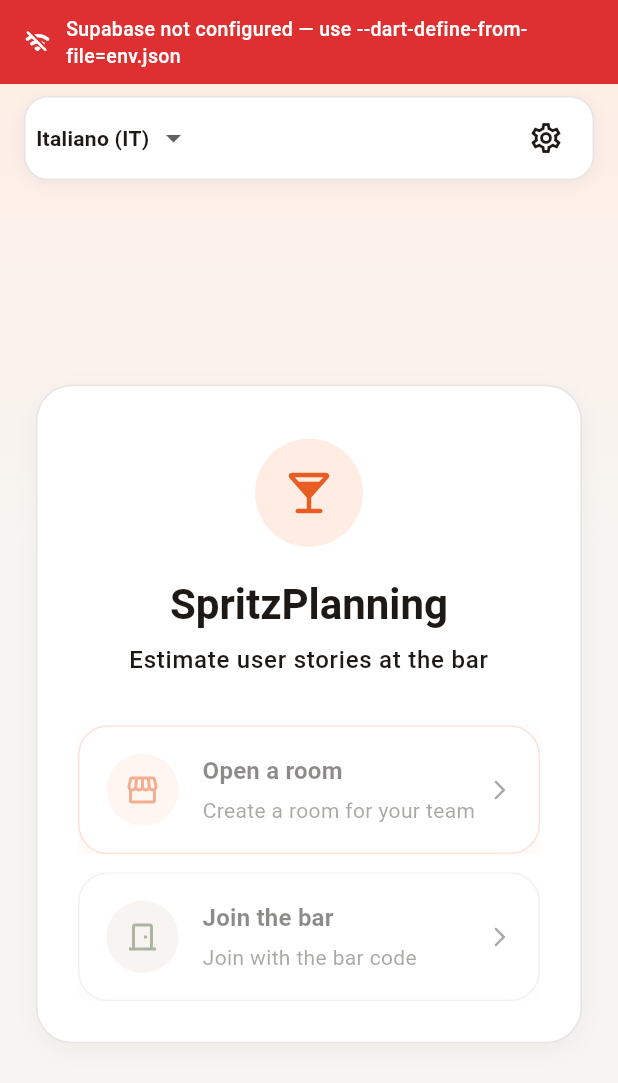
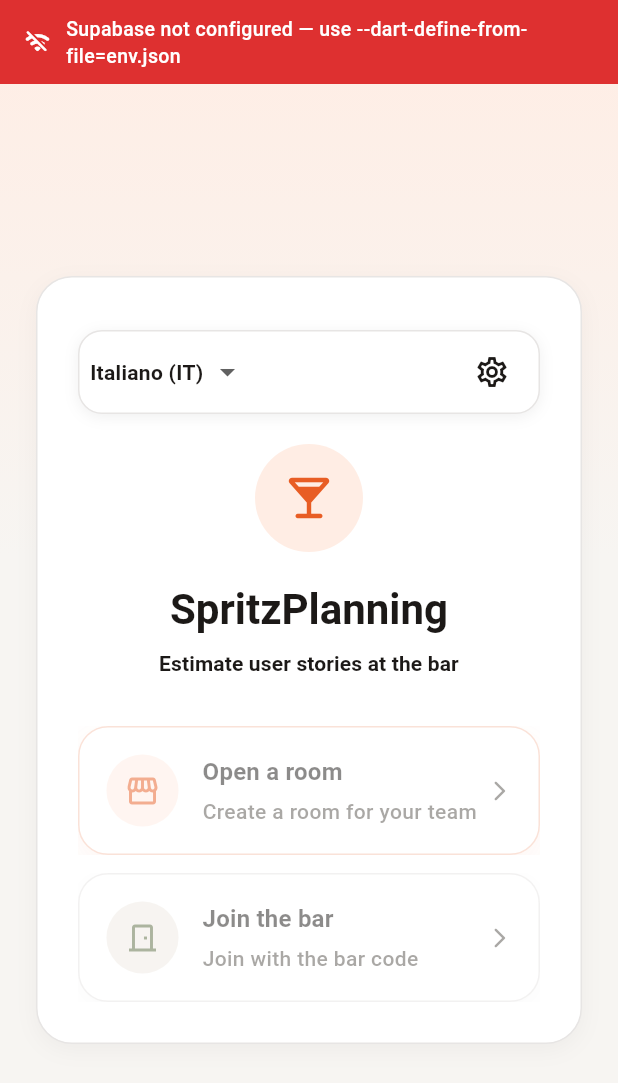
Before and after one commit to edar-dev/SpritzPlanning, a Flutter app: the screen it shows after launch, on a phone screen of 412 x 824 dp. Shown: the top 1083 px of the screen. Run offline on Flutter 3.47's test engine with Material 3 defaults, Android fonts, the phone set to English and light mode, and no system bars; our stand-ins replace app_links, flutter_riverpod, go_router, qr_flutter, sentry_flutter, share_plus and 2 more; missing offline and left inert: dart:html, dart:js_util, postgrest; accounts and stored records are empty.

Commit message:
fix: readable contrast on white cards when using dark theme (#9)
Co-authored-by: Cursor <cursoragent@cursor.com>

```diff
--- a/lib/core/theme/app_theme.dart
+++ b/lib/core/theme/app_theme.dart
@@ -155,10 +155,15 @@ abstract final class AppTheme {
           borderSide: const BorderSide(color: primary, width: 1.5),
         ),
         labelStyle: const TextStyle(
+          color: onSurface,
+          fontWeight: FontWeight.w600,
+        ),
+        floatingLabelStyle: const TextStyle(
           color: onSurfaceVariant,
-          fontWeight: FontWeight.w500,
+          fontWeight: FontWeight.w600,
         ),
         hintStyle: const TextStyle(color: Color(AppColors.textMuted)),
+        prefixIconColor: onSurfaceVariant,
       ),
       chipTheme: ChipThemeData(
         shape: RoundedRectangleBorder(
--- /dev/null
+++ b/lib/core/theme/light_surface_scope.dart
@@ -0,0 +1,47 @@
+import 'package:flutter/material.dart';
+
+import 'app_colors.dart';
+import 'app_theme.dart';
+
+/// Forza tema chiaro per card/form su superfici bianche.
+///
+/// Con [ThemeMode.dark] o sistema scuro, i widget figli ereditano altrimenti
+/// testi chiari e campi scuri su card bianche (contrasto illeggibile).
+class LightSurfaceScope extends StatelessWidget {
+  const LightSurfaceScope({super.key, required this.child});
+
+  final Widget child;
+
+  static ThemeData get theme {
+    final base = AppTheme.light;
+    const onSurface = Color(AppColors.textPrimary);
+    const onSurfaceVariant = Color(AppColors.textSecondary);
+
+    return base.copyWith(
+      textButtonTheme: TextButtonThemeData(
+        style: TextButton.styleFrom(
+          foregroundColor: const Color(AppColors.spritzOrangeDark),
+          textStyle: const TextStyle(fontWeight: FontWeight.w600),
+        ),
+      ),
+      inputDecorationTheme: base.inputDecorationTheme.copyWith(
+        fillColor: const Color(AppColors.surfaceMuted),
+        labelStyle: const TextStyle(
+          color: onSurface,
+          fontWeight: FontWeight.w600,
+        ),
+        floatingLabelStyle: const TextStyle(
+          color: onSurfaceVariant,
+          fontWeight: FontWeight.w600,
+        ),
+        hintStyle: const TextStyle(color: Color(AppColors.textMuted)),
+        prefixIconColor: onSurfaceVariant,
+      ),
+    );
+  }
+
+  @override
+  Widget build(BuildContext context) {
+    return Theme(data: theme, child: child);
+  }
+}
--- a/lib/features/home/home_screen.dart
+++ b/lib/features/home/home_screen.dart
@@ -21,6 +21,7 @@ import '../../shared/widgets/pwa_install_banner.dart';
 import '../../shared/widgets/spritz_action_tile.dart';
 import 'home_settings_sheet.dart';
 import '../../core/theme/app_focus.dart';
+import '../../core/theme/light_surface_scope.dart';
 
 class HomeScreen extends ConsumerStatefulWidget {
   const HomeScreen({super.key});
@@ -241,10 +242,6 @@ class _HomeScreenState extends ConsumerState<HomeScreen> {
               if (!configured)
                 ConnectionBanner(message: l10n.supabaseNotConfigured),
               const PwaInstallBanner(),
-              Padding(
-                padding: const EdgeInsets.symmetric(horizontal: 16, vertical: 8),
-                child: _HomePreferencesBar(),
-              ),
               Expanded(
                 child: Center(
                   child: SingleChildScrollView(
@@ -260,8 +257,11 @@ class _HomeScreenState extends ConsumerState<HomeScreen> {
                         ),
                         child: Padding(
                           padding: const EdgeInsets.fromLTRB(28, 36, 28, 28),
+                          child: LightSurfaceScope(
                             child: Column(
                               children: [
+                                const _HomePreferencesBar(),
+                                const SizedBox(height: 20),
                                 _buildLogo(context),
                                 const SizedBox(height: 20),
                                 Text(
@@ -271,7 +271,6 @@ class _HomeScreenState extends ConsumerState<HomeScreen> {
                                       .headlineMedium
                                       ?.copyWith(
                                         fontWeight: FontWeight.w700,
-                                      color: const Color(AppColors.textPrimary),
                                       ),
                                 ),
                                 const SizedBox(height: 8),
@@ -280,11 +279,9 @@ class _HomeScreenState extends ConsumerState<HomeScreen> {
                                   textAlign: TextAlign.center,
                                   style: Theme.of(context)
                                       .textTheme
-                                    .bodyLarge
+                                      .titleSmall
                                       ?.copyWith(
-                                      fontWeight: FontWeight.w500,
-                                      color:
-                                          const Color(AppColors.textPrimary),
+                                        fontWeight: FontWeight.w600,
                                       ),
                                 ),
                                 const SizedBox(height: 32),
@@ -293,6 +290,7 @@ class _HomeScreenState extends ConsumerState<HomeScreen> {
                                 else
                                   _buildForm(context, l10n),
                               ],
+                            ),
                           ),
                         ),
                       ),
@@ -504,6 +502,8 @@ class _HomeScreenState extends ConsumerState<HomeScreen> {
 }
 
 class _HomePreferencesBar extends ConsumerWidget {
+  const _HomePreferencesBar();
+
   @override
   Widget build(BuildContext context, WidgetRef ref) {
     final l10n = context.l10n;
--- a/lib/features/voting/voting_panel.dart
+++ b/lib/features/voting/voting_panel.dart
@@ -14,6 +14,7 @@ import '../../core/theme/app_colors.dart';
 import '../../core/theme/app_decorations.dart';
 import '../../shared/widgets/error_snackbar.dart';
 import '../../shared/widgets/section_header.dart';
+import '../../core/theme/light_surface_scope.dart';
 import '../../data/models/models.dart';
 import '../../data/providers/providers.dart';
 import '../../shared/widgets/participant_avatar.dart';
@@ -266,6 +267,7 @@ class _VotingPanelState extends ConsumerState<VotingPanel>
         children: [
           DecoratedBox(
             decoration: AppDecorations.surfaceCard(highlight: true),
+            child: LightSurfaceScope(
               child: Padding(
                 padding: const EdgeInsets.all(20),
                 child: Column(
@@ -274,7 +276,7 @@ class _VotingPanelState extends ConsumerState<VotingPanel>
                     Text(
                       l10n.currentStoryLabel,
                       style: Theme.of(context).textTheme.labelLarge?.copyWith(
-                          color: const Color(AppColors.textSecondary),
+                            fontWeight: FontWeight.w600,
                           ),
                     ),
                     const SizedBox(height: 6),
@@ -282,7 +284,6 @@ class _VotingPanelState extends ConsumerState<VotingPanel>
                       story.title,
                       style: Theme.of(context).textTheme.titleLarge?.copyWith(
                             fontWeight: FontWeight.w700,
-                          color: const Color(AppColors.textPrimary),
                           ),
                     ),
                     if (story.description.isNotEmpty) ...[
@@ -293,6 +294,7 @@ class _VotingPanelState extends ConsumerState<VotingPanel>
                       ),
                     ],
                   ],
+                ),
               ),
             ),
           ),
--- a/lib/shared/widgets/section_header.dart
+++ b/lib/shared/widgets/section_header.dart
@@ -1,6 +1,4 @@
 import 'package:flutter/material.dart';
-
-import '../../core/theme/app_colors.dart';
 
 class SectionHeader extends StatelessWidget {
   const SectionHeader({
@@ -21,7 +19,7 @@ class SectionHeader extends StatelessWidget {
           title,
           style: Theme.of(context).textTheme.titleLarge?.copyWith(
                 fontWeight: FontWeight.w700,
-                color: const Color(AppColors.textPrimary),
+                color: Theme.of(context).colorScheme.onSurface,
                 letterSpacing: -0.3,
               ),
         ),
--- a/lib/shared/widgets/spritz_action_tile.dart
+++ b/lib/shared/widgets/spritz_action_tile.dart
@@ -95,7 +95,9 @@ class _SpritzActionTileState extends State<SpritzActionTile> {
                             const SizedBox(height: 4),
                             Text(
                               widget.subtitle,
-                              style: theme.textTheme.bodyMedium,
+                              style: theme.textTheme.bodyMedium?.copyWith(
+                                fontWeight: FontWeight.w500,
+                              ),
                             ),
                           ],
                         ),
```
Also changed, not shown: lib/features/lobby/room_screen.dart (+15 -17 lines), lib/shared/widgets/room_code_display.dart (+3 -6 lines), lib/shared/widgets/spritz_surface_card.dart (added, +36 -0 lines), 1 other file. Lines whose indentation alone changed are shown as unchanged.
